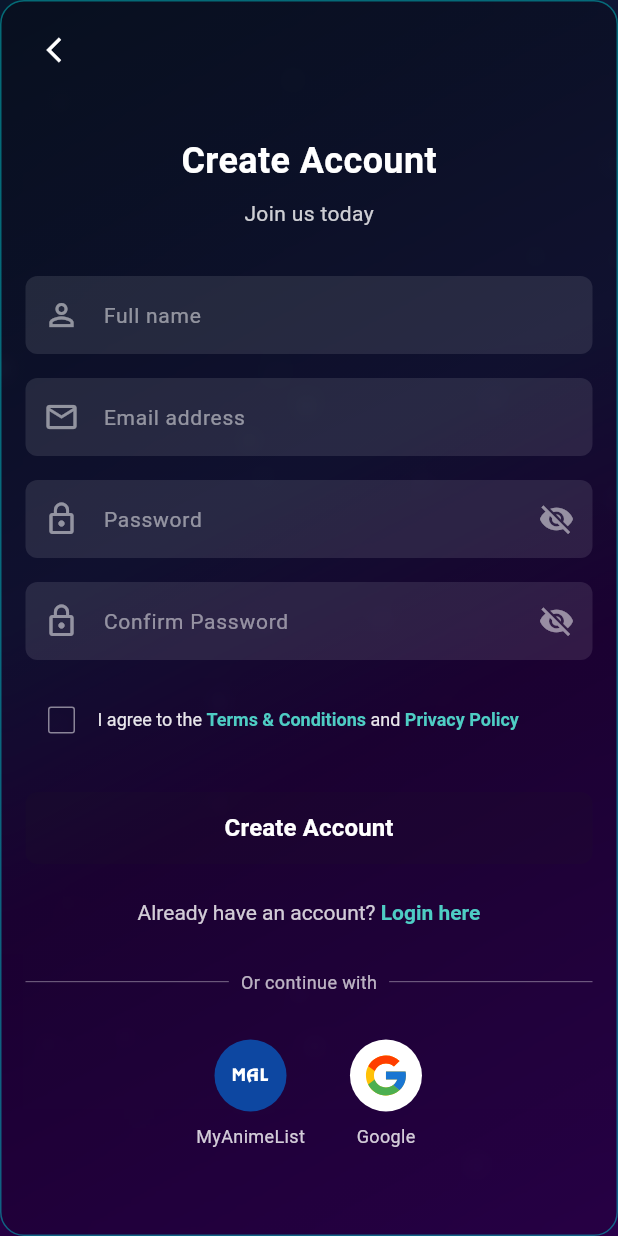
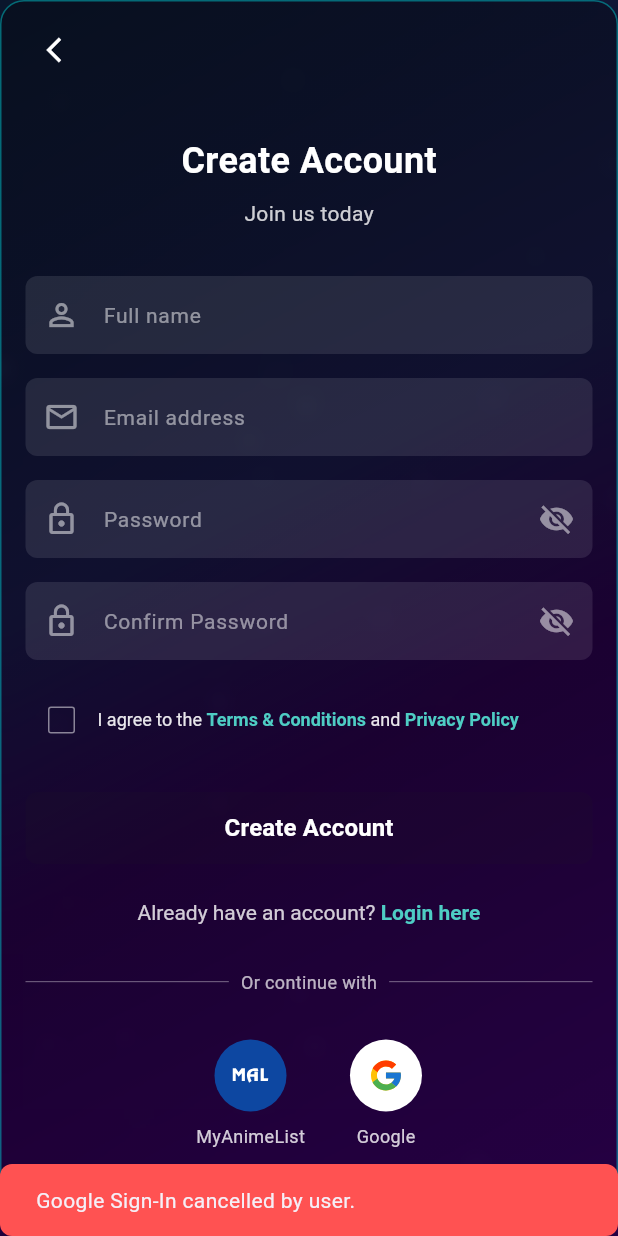
Before and after one commit to LDrago-zae/senpai_shows, a Flutter app: the SenpaiSignup screen opened directly, after a tap on an icon or button, on a phone screen of 412 x 824 dp. Run offline on Flutter 3.47's test engine with Material 3 defaults, Android fonts, the phone set to English and light mode, and no system bars; our stand-ins replace firebase_auth, firebase_core, flutter_svg, google_sign_in; accounts and stored records are empty; generated files the repository leaves out were written again; network calls fail.

Commit message:
Adding Auth

```diff
--- a/lib/firebase/senpai_auth.dart
+++ b/lib/firebase/senpai_auth.dart
@@ -1,13 +1,17 @@
 import 'package:firebase_auth/firebase_auth.dart';
+import 'package:flutter/services.dart';
 import 'package:google_sign_in/google_sign_in.dart';
 
 class SenpaiAuth {
   final FirebaseAuth _firebaseAuth = FirebaseAuth.instance;
+  final GoogleSignIn _googleSignIn = GoogleSignIn(
+    scopes: ['email', 'profile'],
+  );
 
-  // Example: Get current user
+  // Get current user
   User? get currentUser => _firebaseAuth.currentUser;
 
-  // Example: Sign up with email and password
+  // Sign up with email and password
   Future<UserCredential?> signUpWithEmailPassword(String email, String password) async {
     try {
       UserCredential userCredential = await _firebaseAuth.createUserWithEmailAndPassword(
@@ -16,13 +20,12 @@ class SenpaiAuth {
       );
       return userCredential;
     } on FirebaseAuthException catch (e) {
-      // Handle errors (e.g., email already in use, weak password)
-      print('Failed to sign up: ${e.message}');
+      print('Failed to sign up: ${e.code} - ${e.message}');
       return null;
     }
   }
 
-  // Example: Sign in with email and password
+  // Sign in with email and password
   Future<UserCredential?> signInWithEmailPassword(String email, String password) async {
     try {
       UserCredential userCredential = await _firebaseAuth.signInWithEmailAndPassword(
@@ -31,57 +34,52 @@ class SenpaiAuth {
       );
       return userCredential;
     } on FirebaseAuthException catch (e) {
-      // Handle errors (e.g., user not found, wrong password)
-      print('Failed to sign in: ${e.message}');
+      print('Failed to sign in: ${e.code} - ${e.message}');
       return null;
     }
   }
 
+  // Sign in with Google
   Future<UserCredential?> signInWithGoogle() async {
     try {
-      // 1. Trigger the Google Sign-In flow
-      final GoogleSignInAccount? googleUser = await GoogleSignIn().signIn();
-
+      // Trigger the authentication flow
+      final GoogleSignInAccount? googleUser = await _googleSignIn.signIn();
       if (googleUser == null) {
         // User canceled the sign-in
         return null;
       }
 
-      // 2. Obtain the auth details from the request
-      final GoogleSignInAuthentication googleAuth =
-      await googleUser.authentication;
+      // Obtain the auth details
+      final GoogleSignInAuthentication googleAuth = await googleUser.authentication;
 
-      // 3. Create a new credential using the Google auth tokens
+      // Create a new credential
       final OAuthCredential credential = GoogleAuthProvider.credential(
         accessToken: googleAuth.accessToken,
         idToken: googleAuth.idToken,
       );
 
-      // 4. Sign in to Firebase with the Google credentials
-      final UserCredential userCredential =
-      await FirebaseAuth.instance.signInWithCredential(credential);
-
-      return userCredential;
+      // Sign in to Firebase
+      return await _firebaseAuth.signInWithCredential(credential);
+    } on FirebaseAuthException catch (e) {
+      print('Firebase Auth Error: ${e.code} - ${e.message}');
+      return null;
+    } on PlatformException catch (e) {
+      print('Platform Error: ${e.code} - ${e.message}');
+      return null;
     } catch (e) {
-      print('Error signing in with Google: $e');
+      print('Unexpected error: $e');
       return null;
     }
   }
 
-  // Example: Sign out
+  // Sign out
   Future<void> signOut() async {
-    await _firebaseAuth.signOut();
-  }
-
-  void signIn() async {
-    final userCredential = await signInWithGoogle();
-    if (userCredential != null) {
-      // Successfully signed in
-      print('User: ${userCredential.user?.displayName}');
-    } else {
-      // Sign in failed or was canceled
-      print('Sign in failed');
+    try {
+      await _googleSignIn.signOut(); // Clear Google Sign-In session
+      await _googleSignIn.disconnect(); // Disconnect to ensure fresh sign-in
+      await _firebaseAuth.signOut(); // Sign out from Firebase
+    } catch (e) {
+      print('Sign-out error: $e');
     }
   }
-
 }
--- a/lib/screens/senpai_signup.dart
+++ b/lib/screens/senpai_signup.dart
@@ -1,9 +1,10 @@
+import 'package:flutter/gestures.dart';
 import 'package:flutter/material.dart';
-import 'package:flutter/gestures.dart';
 import 'package:flutter_svg/svg.dart';
 import 'package:senpai_shows/components/anime_particle_background.dart';
 import 'package:senpai_shows/firebase/senpai_auth.dart';
-import 'senpai_login.dart';
+import 'senpai_login.dart'; // Hypothetical home screen
+import '../components/slide_animation.dart';
 
 class SenpaiSignup extends StatefulWidget {
   const SenpaiSignup({super.key});
@@ -23,10 +24,13 @@ class _SenpaiSignupScreenState extends State<SenpaiSignup> {
 
   final SenpaiAuth _auth = SenpaiAuth();
   bool _isLoading = false;
+  bool _isGoogleLoading = false; // Separate loading state for Google Sign-In
 
   Future<void> _performSignUp() async {
     if (_passwordController.text != _confirmPasswordController.text) {
-      ScaffoldMessenger.of(context).showSnackBar(const SnackBar(content: Text("Passwords do not match!")));
+      ScaffoldMessenger.of(context).showSnackBar(
+        const SnackBar(content: Text("Passwords do not match!")),
+      );
       return;
     }
 
@@ -37,24 +41,21 @@ class _SenpaiSignupScreenState extends State<SenpaiSignup> {
       return;
     }
 
-    setState(() {
-      _isLoading = true;
-    });
-
+    setState(() => _isLoading = true);
     final userCredential = await _auth.signUpWithEmailPassword(
       _emailController.text.trim(),
       _passwordController.text.trim(),
     );
-
-    setState(() {
-      _isLoading = false;
-    });
+    setState(() => _isLoading = false);
 
     if (userCredential != null && userCredential.user != null) {
       if (mounted) {
         Navigator.pushReplacement(
           context,
-          MaterialPageRoute(builder: (context) => const SenpaiLogin()),
+          SlideAnimation(
+            page: const SenpaiLogin(),
+            direction: AxisDirection.right,
+          ),
         );
         ScaffoldMessenger.of(context).showSnackBar(
           const SnackBar(content: Text("Signup successful! Please login.")),
@@ -64,6 +65,47 @@ class _SenpaiSignupScreenState extends State<SenpaiSignup> {
       if (mounted) {
         ScaffoldMessenger.of(context).showSnackBar(
           const SnackBar(content: Text("Signup failed. Please try again.")),
+        );
+      }
+    }
+  }
+
+  Future<void> _performGoogleSignIn() async {
+    setState(() => _isGoogleLoading = true);
+    final userCredential = await _auth.signInWithGoogle();
+    setState(() => _isGoogleLoading = false);
+
+    if (userCredential != null && userCredential.user != null) {
+      if (mounted) {
+        ScaffoldMessenger.of(context).showSnackBar(
+          SnackBar(
+            content: Text("Welcome, ${userCredential.user!.displayName}!"),
+            shape: RoundedRectangleBorder(
+              borderRadius: BorderRadius.circular(8),
+            ),
+            backgroundColor: const Color(0xFF4ECDC4),
+            duration: const Duration(seconds: 1),
+          ),
+        );
+        // Navigator.pushReplacement(
+        //   context,
+        //   SlideAnimation(
+        //     page: const SenpaiHomeScreen(),
+        //     direction: AxisDirection.right,
+        //   ),
+        // );
+      }
+    } else {
+      if (mounted) {
+        ScaffoldMessenger.of(context).showSnackBar(
+          SnackBar(
+            content: const Text("Google Sign-In cancelled by user."),
+            shape: RoundedRectangleBorder(
+              borderRadius: BorderRadius.circular(8),
+            ),
+            backgroundColor: Colors.redAccent,
+            duration: const Duration(seconds: 1),
+          ),
         );
       }
     }
@@ -119,7 +161,7 @@ class _SenpaiSignupScreenState extends State<SenpaiSignup> {
                             Text(
                               'Join us today',
                               style: TextStyle(
-                                color: Colors.white.withValues(alpha: .8),
+                                color: Colors.white.withValues(alpha: 0.8),
                                 fontSize: 14,
                               ),
                             ),
@@ -347,7 +389,10 @@ class _SenpaiSignupScreenState extends State<SenpaiSignup> {
                                       ..onTap = () {
                                         Navigator.pushReplacement(
                                           context,
-                                          MaterialPageRoute(builder: (context) => const SenpaiLogin()),
+                                          SlideAnimation(
+                                            page: const SenpaiLogin(),
+                                            direction: AxisDirection.right,
+                                          ),
                                         );
                                       },
                                     text: "Login here",
@@ -365,7 +410,7 @@ class _SenpaiSignupScreenState extends State<SenpaiSignup> {
                                 const Expanded(
                                   child: Divider(
                                     color: Colors.white54,
-                                    thickness: .5,
+                                    thickness: 0.5,
                                     endIndent: 8,
                                   ),
                                 ),
@@ -379,7 +424,7 @@ class _SenpaiSignupScreenState extends State<SenpaiSignup> {
                                 const Expanded(
                                   child: Divider(
                                     color: Colors.white54,
-                                    thickness: .5,
+                                    thickness: 0.5,
                                     indent: 8,
                                   ),
                                 ),
@@ -394,7 +439,14 @@ class _SenpaiSignupScreenState extends State<SenpaiSignup> {
                                   Column(
                                     children: [
                                       GestureDetector(
-                                        onTap: () {},
+                                        onTap: _isGoogleLoading ? null : () {
+                                          // Placeholder for MyAnimeList login
+                                          ScaffoldMessenger.of(context).showSnackBar(
+                                            const SnackBar(
+                                              content: Text("MyAnimeList login not implemented."),
+                                            ),
+                                          );
+                                        },
                                         child: Container(
                                           width: 48,
                                           height: 48,
@@ -402,17 +454,14 @@ class _SenpaiSignupScreenState extends State<SenpaiSignup> {
                                             shape: BoxShape.circle,
                                             color: Colors.blue.shade900,
                                           ),
-                                          child: IconButton(
-                                            onPressed: () {
-                                              // MyAnimeList login logic
-                                            },
-                                            icon: SvgPicture.asset(
+                                          child: Padding(
+                                            padding: const EdgeInsets.all(12.0),
+                                            child: SvgPicture.asset(
                                               'assets/icons/myanimelist1.svg',
-                                              colorFilter: ColorFilter.mode(
+                                              colorFilter: const ColorFilter.mode(
                                                 Colors.white,
                                                 BlendMode.srcIn,
                                               ),
-                                              fit: BoxFit.cover,
                                             ),
                                           ),
                                         ),
@@ -431,21 +480,27 @@ class _SenpaiSignupScreenState extends State<SenpaiSignup> {
                                   Column(
                                     children: [
                                       GestureDetector(
-                                        onTap: () {},
-                                        child: Container(
+                                        onTap: _isGoogleLoading ? null : _performGoogleSignIn,
+                                        child: SizedBox(
                                           width: 48,
                                           height: 48,
-                                          decoration: const BoxDecoration(
-                                            shape: BoxShape.circle,
-                                            color: Colors.white,
-                                          ),
-                                          child: IconButton(
-                                            onPressed: () {
-                                              // Google login logic
-                                            },
-                                            icon: SvgPicture.asset(
-                                              'assets/icons/google.svg',
-                                              fit: BoxFit.fill,
+                                          child: _isGoogleLoading
+                                              ? const CircularProgressIndicator(
+                                            color: Color(0xFF4ECDC4),
+                                            strokeWidth: 2,
+                                          )
+                                              : Container(
+                                            width: 48,
+                                            height: 48,
+                                            decoration: const BoxDecoration(
+                                              shape: BoxShape.circle,
+                                              color: Colors.white,
+                                            ),
+                                            child: Padding(
+                                              padding: const EdgeInsets.all(12.0),
+                                              child: SvgPicture.asset(
+                                                'assets/icons/google.svg',
+                                              ),
                                             ),
                                           ),
                                         ),
--- a/pubspec.yaml
+++ b/pubspec.yaml
@@ -36,6 +36,7 @@ dependencies:
   cloud_firestore: ^5.6.0
   flutter_svg: ^2.1.0
   google_sign_in: ^6.3.0
+  oauth2:
 
 dev_dependencies:
   flutter_test:
```
Also changed, not shown: lib/screens/senpai_login.dart (+76 -42 lines), pubspec.lock.
